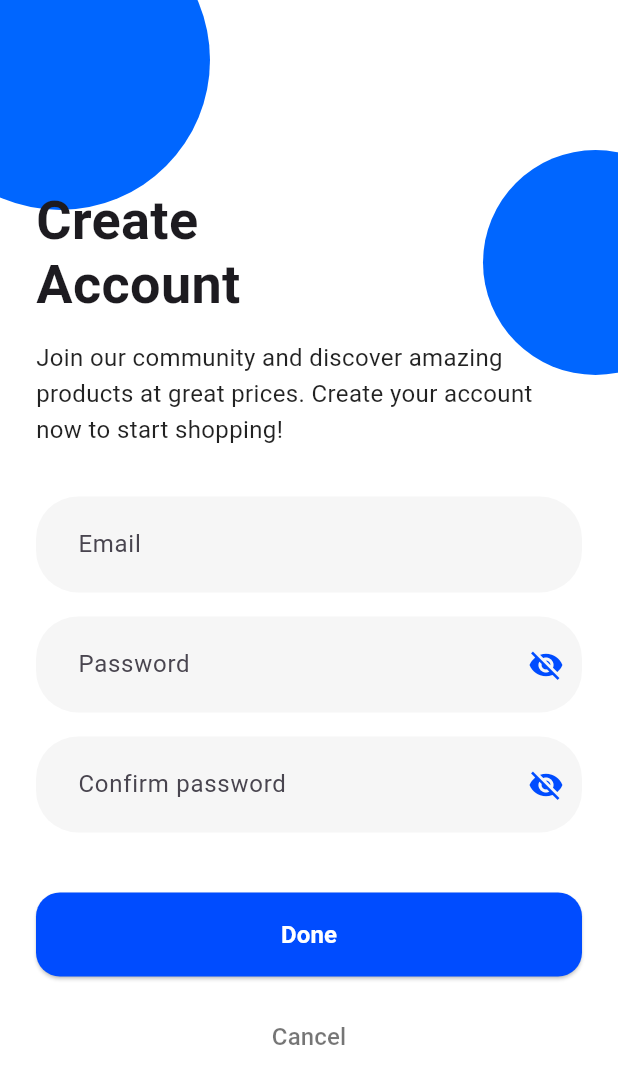
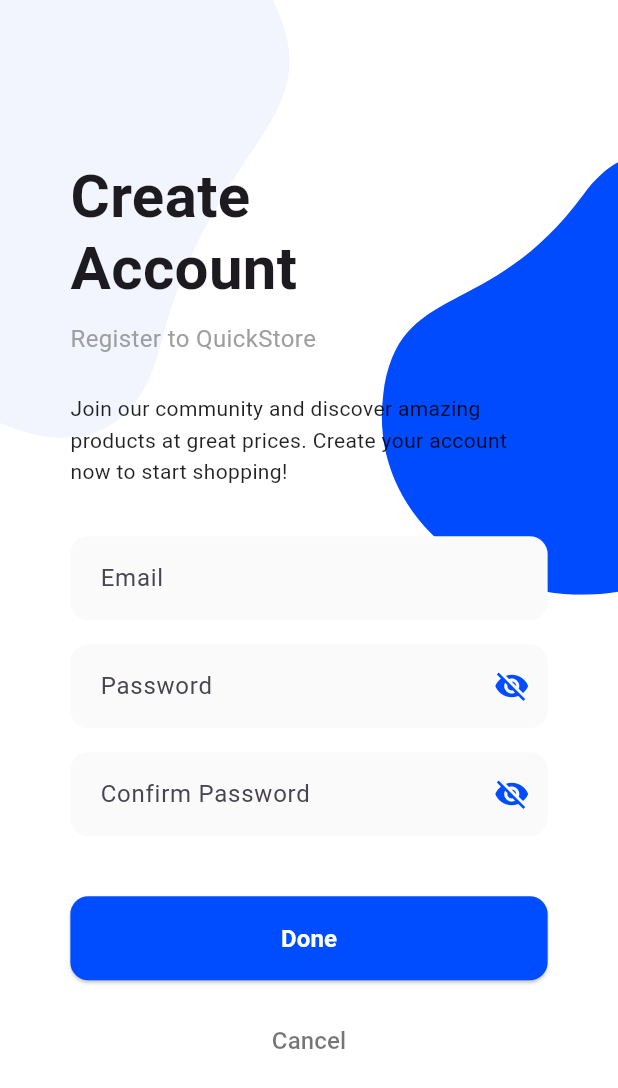
Before and after one commit to JosePabloSG/quickstore_app, a Flutter app: the RegisterScreen screen opened directly, on a phone screen of 412 x 824 dp. Shown: the top 1088 px of the screen. Run offline on Flutter 3.47's test engine with Material 3 defaults, Android fonts, the phone set to English and light mode, and no system bars; our stand-ins replace cached_network_image, dio, firebase_auth, firebase_core, flutter_secure_storage, flutter_svg and 3 more; accounts and stored records are empty; network calls fail.

Commit message:
fix: revert accidental changes to register_screen.dart

```diff
--- a/lib/screens/register_screen.dart
+++ b/lib/screens/register_screen.dart
@@ -1,4 +1,5 @@
 import 'package:flutter/material.dart';
+import 'package:flutter_svg/flutter_svg.dart';
 import '../services/auth_service.dart';
 import './product_catalog_screen.dart';
 
@@ -45,73 +46,83 @@ class _RegisterScreenState extends State<RegisterScreen> {
 
   @override
   Widget build(BuildContext context) {
+    final screenWidth = MediaQuery.of(context).size.width;
+    final screenHeight = MediaQuery.of(context).size.height;
+
     return Scaffold(
       backgroundColor: Colors.white,
       body: SafeArea(
         child: Stack(
           children: [
             Positioned(
-              top: -60,
-              left: -60,
-              child: Container(
-                width: 200,
-                height: 200,
-                decoration: const BoxDecoration(
-                  shape: BoxShape.circle,
-                  color: Color(0xFF0066FF),
+              top: -50,
+              left: 0,
+              right: 0,
+              child: SvgPicture.asset(
+                'assets/Images/Bubbles_register.svg',
+                width: screenWidth,
+                fit: BoxFit.fitWidth,
               ),
             ),
-            ),
-            Positioned(
-              top: 100,
-              right: -60,
-              child: Container(
-                width: 150,
-                height: 150,
-                decoration: const BoxDecoration(
-                  shape: BoxShape.circle,
-                  color: Color(0xFF0066FF),
-                ),
-              ),
-            ),
-            Center(
-              child: Padding(
-                padding: const EdgeInsets.symmetric(horizontal: 24.0),
+            Container(
+              width: screenWidth * 0.85,
+              height: screenHeight,
+              padding: const EdgeInsets.symmetric(horizontal: 16.0),
+              margin: EdgeInsets.symmetric(horizontal: screenWidth * 0.075),
               child: Form(
                 key: _formKey,
-                  child: ListView(
-                    shrinkWrap: true,
+                child: Column(
+                  mainAxisAlignment: MainAxisAlignment.center,
+                  crossAxisAlignment: CrossAxisAlignment.start,
                   children: [
-                      const SizedBox(height: 40),
                     const Text(
                       'Create\nAccount',
                       style: TextStyle(
-                          fontSize: 36,
+                        fontSize: 40,
                         fontWeight: FontWeight.bold,
                         height: 1.2,
                       ),
                     ),
+                    const SizedBox(height: 12),
+                    const Text(
+                      'Register to QuickStore',
+                      style: TextStyle(
+                        fontSize: 16,
+                        color: Colors.grey,
+                        height: 1.5,
+                      ),
+                    ),
                     const SizedBox(height: 16),
-                      const Text(
+                    Container(
+                      padding: const EdgeInsets.symmetric(vertical: 8),
+                      child: const Text(
                         'Join our community and discover amazing products at great prices. Create your account now to start shopping!',
                         style: TextStyle(
-                          fontSize: 16,
+                          fontSize: 14,
                           color: Colors.black87,
                           height: 1.5,
                         ),
                       ),
-                      const SizedBox(height: 32),
+                    ),
+                    const SizedBox(height: 24),
                     TextFormField(
                       controller: _emailController,
                       decoration: InputDecoration(
-                          hintText: 'Email',
+                        labelText: 'Email',
                         filled: true,
-                          fillColor: const Color(0xFFF6F6F6),
+                        fillColor: Colors.grey[50],
                         border: OutlineInputBorder(
-                            borderRadius: BorderRadius.circular(28),
+                          borderRadius: BorderRadius.circular(12),
                           borderSide: BorderSide.none,
                         ),
-                          contentPadding: const EdgeInsets.symmetric(horizontal: 24, vertical: 20),
+                        enabledBorder: OutlineInputBorder(
+                          borderRadius: BorderRadius.circular(12),
+                          borderSide: BorderSide.none,
+                        ),
+                        contentPadding: const EdgeInsets.symmetric(
+                          horizontal: 16,
+                          vertical: 16,
+                        ),
                       ),
                       keyboardType: TextInputType.emailAddress,
                       validator: (value) {
@@ -124,26 +135,37 @@ class _RegisterScreenState extends State<RegisterScreen> {
                     const SizedBox(height: 16),
                     TextFormField(
                       controller: _passwordController,
-                        obscureText: _obscurePassword,
                       decoration: InputDecoration(
-                          hintText: 'Password',
+                        labelText: 'Password',
                         filled: true,
-                          fillColor: const Color(0xFFF6F6F6),
+                        fillColor: Colors.grey[50],
                         border: OutlineInputBorder(
-                            borderRadius: BorderRadius.circular(28),
+                          borderRadius: BorderRadius.circular(12),
                           borderSide: BorderSide.none,
                         ),
-                          contentPadding: const EdgeInsets.symmetric(horizontal: 24, vertical: 20),
+                        enabledBorder: OutlineInputBorder(
+                          borderRadius: BorderRadius.circular(12),
+                          borderSide: BorderSide.none,
+                        ),
+                        contentPadding: const EdgeInsets.symmetric(
+                          horizontal: 16,
+                          vertical: 16,
+                        ),
                         suffixIcon: IconButton(
                           icon: Icon(
-                              _obscurePassword ? Icons.visibility_off : Icons.visibility,
+                            _obscurePassword
+                                ? Icons.visibility_off
+                                : Icons.visibility,
                             color: const Color(0xFF004CFF),
                           ),
                           onPressed: () {
-                              setState(() => _obscurePassword = !_obscurePassword);
+                            setState(() {
+                              _obscurePassword = !_obscurePassword;
+                            });
                           },
                         ),
                       ),
+                      obscureText: _obscurePassword,
                       validator: (value) {
                         if (value == null || value.isEmpty) {
                           return 'Please enter your password';
@@ -157,26 +179,38 @@ class _RegisterScreenState extends State<RegisterScreen> {
                     const SizedBox(height: 16),
                     TextFormField(
                       controller: _confirmPasswordController,
-                        obscureText: _obscureConfirmPassword,
                       decoration: InputDecoration(
-                          hintText: 'Confirm password',
+                        labelText: 'Confirm Password',
                         filled: true,
-                          fillColor: const Color(0xFFF6F6F6),
+                        fillColor: Colors.grey[50],
                         border: OutlineInputBorder(
-                            borderRadius: BorderRadius.circular(28),
+                          borderRadius: BorderRadius.circular(12),
                           borderSide: BorderSide.none,
                         ),
-                          contentPadding: const EdgeInsets.symmetric(horizontal: 24, vertical: 20),
+                        enabledBorder: OutlineInputBorder(
+                          borderRadius: BorderRadius.circular(12),
+                          borderSide: BorderSide.none,
+                        ),
+                        contentPadding: const EdgeInsets.symmetric(
+                          horizontal: 16,
+                          vertical: 16,
+                        ),
                         suffixIcon: IconButton(
                           icon: Icon(
-                              _obscureConfirmPassword ? Icons.visibility_off : Icons.visibility,
+                            _obscureConfirmPassword
+                                ? Icons.visibility_off
+                                : Icons.visibility,
                             color: const Color(0xFF004CFF),
                           ),
                           onPressed: () {
-                              setState(() => _obscureConfirmPassword = !_obscureConfirmPassword);
+                            setState(() {
+                              _obscureConfirmPassword =
+                                  !_obscureConfirmPassword;
+                            });
                           },
                         ),
                       ),
+                      obscureText: _obscureConfirmPassword,
                       validator: (value) {
                         if (value == null || value.isEmpty) {
                           return 'Please confirm your password';
@@ -197,11 +231,14 @@ class _RegisterScreenState extends State<RegisterScreen> {
                           backgroundColor: const Color(0xFF004CFF),
                           foregroundColor: Colors.white,
                           shape: RoundedRectangleBorder(
-                              borderRadius: BorderRadius.circular(16),
+                            borderRadius: BorderRadius.circular(12),
                           ),
                         ),
-                          child: _isLoading
-                              ? const CircularProgressIndicator(color: Colors.white)
+                        child:
+                            _isLoading
+                                ? const CircularProgressIndicator(
+                                  color: Colors.white,
+                                )
                                 : const Text(
                                   'Done',
                                   style: TextStyle(
@@ -221,12 +258,10 @@ class _RegisterScreenState extends State<RegisterScreen> {
                         ),
                       ),
                     ),
-                      const SizedBox(height: 24),
                   ],
                 ),
               ),
             ),
-            )
           ],
         ),
       ),
```
Lines whose indentation alone changed are shown as unchanged.
